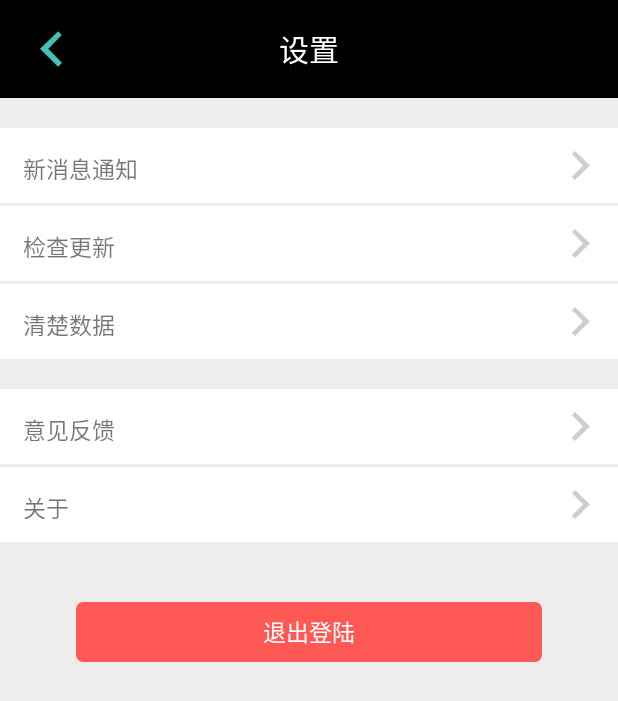
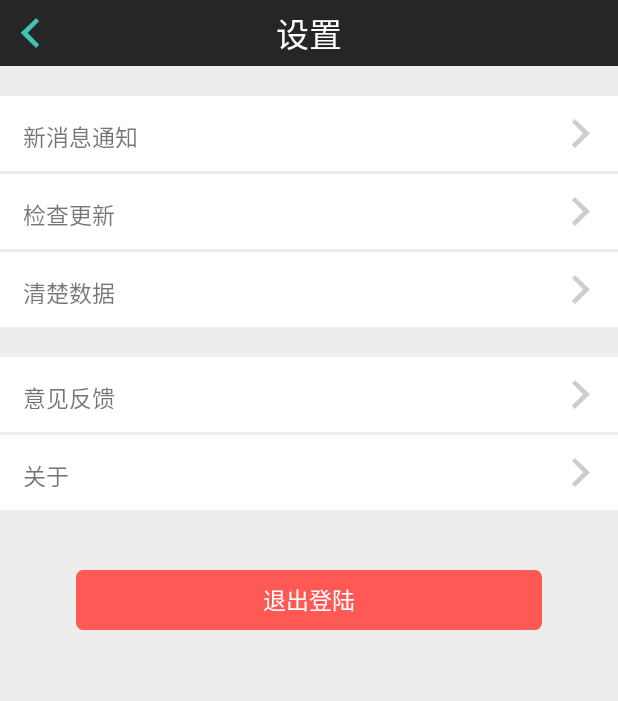
Before and after one commit to ChuanLikeCode/FastSport, an Android app: the SettingActivity screen opened directly, with no data from a screen before it, on a phone screen of 412 x 824 dp. Shown: the top 701 px of the screen. Run offline under Robolectric (Android 15) with nearby library versions, the phone set to English and light mode, and no system bars.

Commit message:
1、图片全屏

```diff
--- a/app/src/main/java/com/sibo/fastsport/BaseTranslucentActivity.java
+++ b/app/src/main/java/com/sibo/fastsport/BaseTranslucentActivity.java
@@ -103,6 +103,32 @@ public class BaseTranslucentActivity extends AppCompatActivity {
         }
     }
 
+    @SuppressLint("NewApi")
+    public void setOrChangeTranslucentColor(View bottomNavigationBar, int translucentPrimaryColor) {
+
+        if (Build.VERSION.SDK_INT >= Build.VERSION_CODES.KITKAT
+                && Build.VERSION.SDK_INT < Build.VERSION_CODES.LOLLIPOP) {
+
+            //加颜色，防止华为手机出现虚拟键
+            /*if(bottomNavigationBar!=null){
+
+				if(hasNavigationBarShow(getWindowManager())){
+					LayoutParams p = bottomNavigationBar.getLayoutParams();
+					p.height += getNavigationBarHeight(this);
+					bottomNavigationBar.setLayoutParams(p);
+
+					bottomNavigationBar.setBackgroundColor(translucentPrimaryColor);
+				}
+			}*/
+        } else if (Build.VERSION.SDK_INT >= Build.VERSION_CODES.LOLLIPOP) {
+            //getWindow().setNavigationBarColor(translucentPrimaryColor);设置为透明
+            getWindow().setStatusBarColor(translucentPrimaryColor);
+        } else {
+
+        }
+    }
+
+
     private int getNavigationBarHeight(Context context) {
         return getSystemComponentDimen(this, "navigation_bar_height");
     }
--- a/app/src/main/java/com/sibo/fastsport/PersonalHome.java
+++ b/app/src/main/java/com/sibo/fastsport/PersonalHome.java
@@ -1,6 +1,5 @@
 package com.sibo.fastsport;
 
-import android.app.Activity;
 import android.content.Intent;
 import android.os.Bundle;
 import android.support.v7.widget.LinearLayoutManager;
@@ -12,7 +11,7 @@ import android.widget.ImageView;
 /**
  * Created by Administrator on 2016/7/26 0026.
  */
-public class PersonalHome extends Activity implements View.OnClickListener{
+public class PersonalHome extends BaseTranslucentActivity implements View.OnClickListener {
     RecyclerView recyclerView;
     LinearLayoutManager linearLayoutManager;
     RecyclerView.Adapter adapter;
@@ -42,6 +41,8 @@ public class PersonalHome extends Activity implements View.OnClickListener{
         editHome = (ImageView) findViewById(R.id.activity_personalhome_iv_touxiang);
         editHome.setOnClickListener(this);
         back.setOnClickListener(this);
+
+        setOrChangeTranslucentColor(null, getResources().getColor(R.color.turquoise));
     }
 
     @Override
--- a/app/src/main/java/com/sibo/fastsport/SettingActivity.java
+++ b/app/src/main/java/com/sibo/fastsport/SettingActivity.java
@@ -1,29 +1,62 @@
 package com.sibo.fastsport;
 
-import android.app.Activity;
 import android.content.Intent;
 import android.os.Bundle;
+import android.support.v7.widget.Toolbar;
 import android.view.View;
 import android.widget.ImageView;
+import android.widget.TextView;
 
 /**
  * Created by Administrator on 2016/7/25 0025.
  */
-public class SettingActivity extends Activity implements View.OnClickListener{
-    private ImageView back;
+public class SettingActivity extends BaseTranslucentActivity {
+    //固定的ToolBar
+    android.support.v7.widget.Toolbar rootToolBar;
+    private ImageView ivClose;
+    private ImageView ivBack;
+    private Toolbar toolBar;
+    private TextView tvText;
+
+
     @Override
     protected void onCreate(Bundle savedInstanceState) {
         super.onCreate(savedInstanceState);
         setContentView(R.layout.activity_setting);
-        back = (ImageView)findViewById(R.id.activity_setting_back);
-        back.setOnClickListener(this);
+
+        initView();
+        initTitle();
+        //back = (ImageView)findViewById(R.id.activity_setting_back);
+
     }
-    @Override
-    public void onClick(View v) {
-        if (v.getId() == R.id.activity_setting_back){
-            Intent mainIntent = new Intent(SettingActivity.this,MainActivity.class);
-            startActivity(mainIntent);
-            finish();
-        }
+
+    private void initView() {
+
+
     }
+
+    private void initTitle() {
+        rootToolBar = (Toolbar) findViewById(R.id.title);
+        toolBar = (Toolbar) rootToolBar.findViewById(R.id.act_title_bar);
+        ivClose = (ImageView) rootToolBar.findViewById(R.id.iv_close_titlebar);
+        ivBack = (ImageView) rootToolBar.findViewById(R.id.iv_back_titlebar);
+        tvText = (TextView) rootToolBar.findViewById(R.id.tv_title_bar);
+
+        ivBack.setVisibility(View.VISIBLE);
+        ivClose.setVisibility(View.INVISIBLE);
+        tvText.setText("设置");
+
+        setOrChangeTranslucentColor(toolBar, null, getResources().getColor(R.color.title));
+
+        ivBack.setOnClickListener(new View.OnClickListener() {
+            @Override
+            public void onClick(View v) {
+                Intent intent = new Intent(SettingActivity.this, MainActivity.class);
+                startActivity(intent);
+                finish();
+            }
+        });
+    }
+
+
 }
--- a/app/src/main/res/layout/activity_setting.xml
+++ b/app/src/main/res/layout/activity_setting.xml
@@ -5,7 +5,7 @@
     android:background="@color/lime_white"
     android:orientation="vertical">
 
-    <RelativeLayout
+    <!--<RelativeLayout
         android:id="@+id/activity_setting_rl_title"
         android:layout_width="match_parent"
         android:layout_height="wrap_content"
@@ -29,7 +29,11 @@
             android:text="设置"
             android:textColor="#FFF"
             android:textSize="20dp" />
-    </RelativeLayout>
+    </RelativeLayout>-->
+
+    <include
+        android:id="@+id/title"
+        layout="@layout/activity_title_bar" />
 
     <RelativeLayout
         android:id="@+id/activity_setting_rl1"
```
Also changed, not shown: app/src/main/AndroidManifest.xml (+9 -2 lines), app/src/main/java/com/sibo/fastsport/LoginActivity.java (+5 -3 lines), app/src/main/java/com/sibo/fastsport/MainActivity.java (+38 -11 lines), app/src/main/res/layout/acticity_my_main.xml (+22 -14 lines), app/src/main/res/mipmap-xhdpi/mine_bg.jpg (added), app/src/main/res/mipmap-xhdpi/zhuye_bg.jpg (added).
